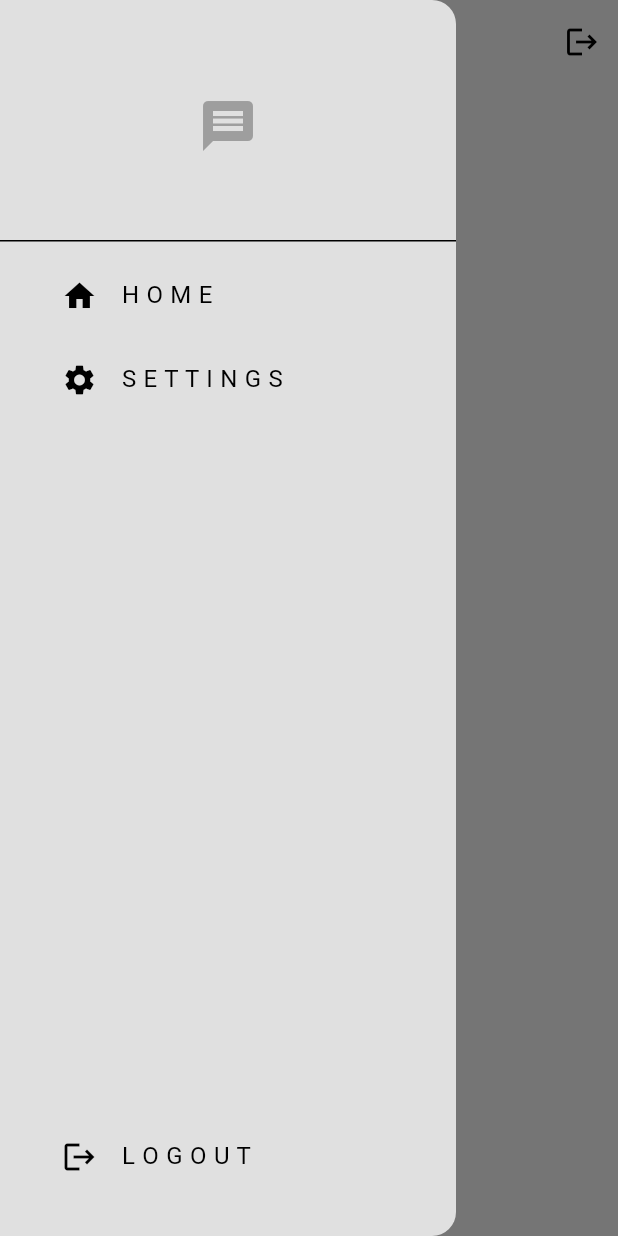
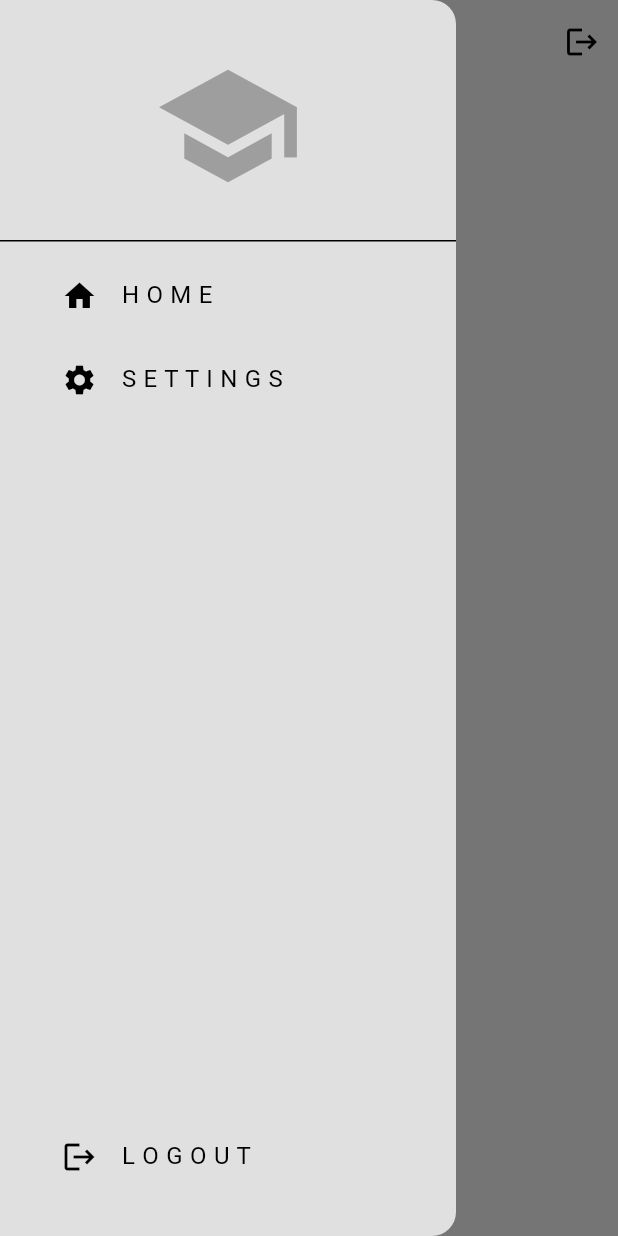
Before and after one commit to ulrichscholtz/tuks-tutor, a Flutter app: the screen it shows once a user with an empty profile is signed in, with the side drawer open, on a phone screen of 412 x 824 dp. Run offline on Flutter 3.47's test engine with Material 3 defaults, Android fonts, the phone set to English and light mode, and no system bars; our stand-ins replace firebase_auth, firebase_core; accounts and stored records are empty.

Commit message:
Changed drawer design.

```diff
--- a/lib/components/my_drawer.dart
+++ b/lib/components/my_drawer.dart
@@ -1,8 +1,18 @@
 import "package:flutter/material.dart";
+import "package:tuks_tutor_dev/auth/auth_service.dart";
 import "package:tuks_tutor_dev/pages/settings_page.dart";
 
 class MyDrawer extends StatelessWidget {
   const MyDrawer({super.key});
+
+  // Logout Method
+  void logout() {
+    // Get Auth Service
+    final authService = AuthService();
+
+    // Logout
+    authService.signOut();
+  }
 
   @override
   Widget build(BuildContext context) {
@@ -17,9 +27,9 @@ class MyDrawer extends StatelessWidget {
               DrawerHeader(
                 child: Center(
                   child: Icon(
-                    Icons.message,
+                    Icons.school,
                     color: Theme.of(context).colorScheme.primary,
-                    size: 40,
+                    size: 100,
                   ),
                 ),
               ),
@@ -65,7 +75,7 @@ class MyDrawer extends StatelessWidget {
             child: ListTile(
               title: Text("L O G O U T"),
               leading: Icon(Icons.logout),
-              onTap: () {},
+              onTap: logout,
             ),
           )
         ],
```
